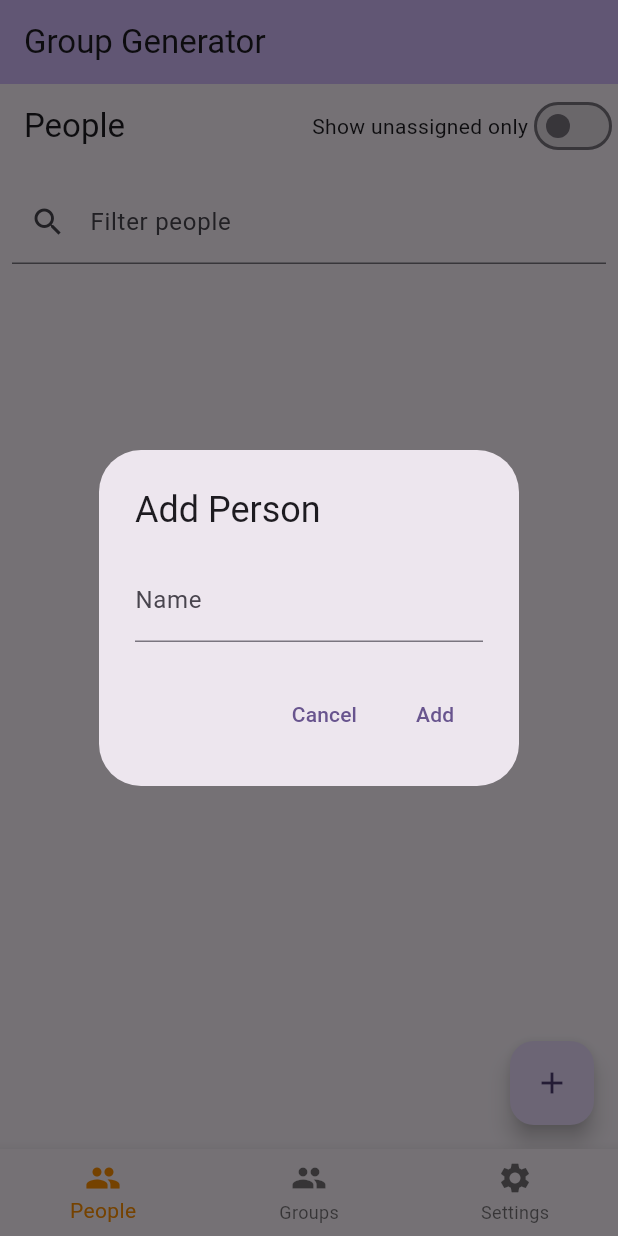
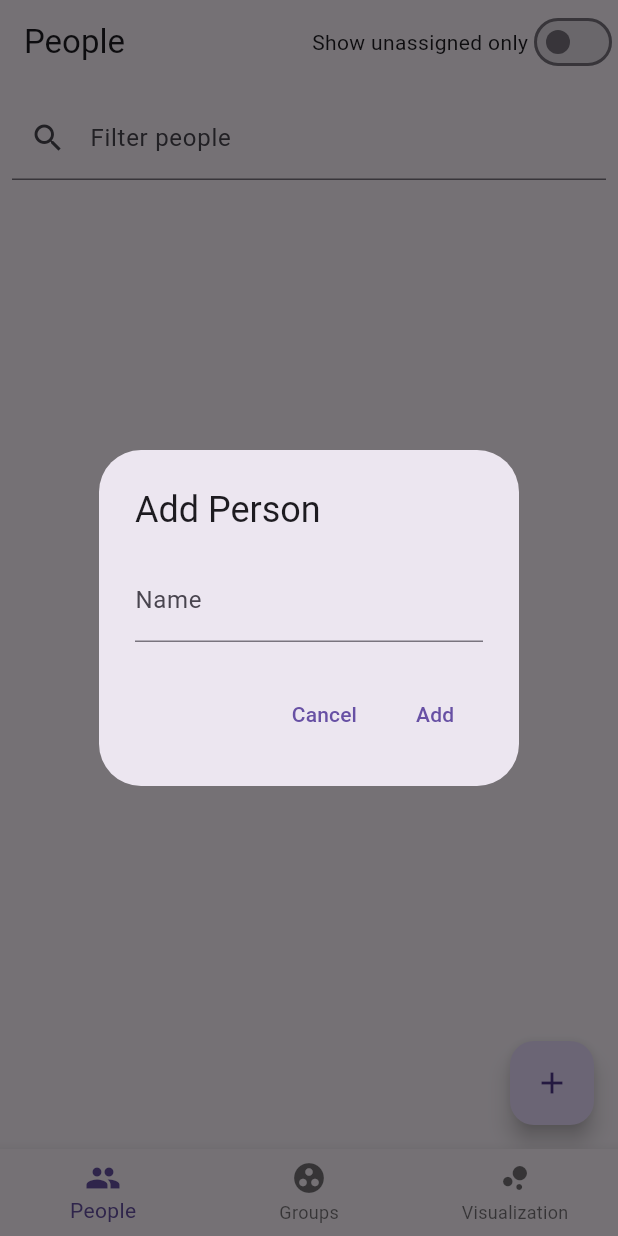
Before and after one commit to KevinNordenhog/Flutterbutter, a Flutter app: the screen it shows after launch, after a tap on the "add" icon, on a phone screen of 412 x 824 dp. Run offline on Flutter 3.47's test engine with Material 3 defaults, Android fonts, the phone set to English and light mode, and no system bars; our stand-ins replace sqflite; accounts and stored records are empty.

Commit message:
added GroupVisualizationPage

```diff
--- a/flutter_application/lib/main.dart
+++ b/flutter_application/lib/main.dart
@@ -1,44 +1,42 @@
 import 'package:flutter/material.dart';
-import 'pages/people_page.dart';
-import 'pages/groups_page.dart';
-import 'pages/settings_page.dart';
+import 'package:flutter_application/pages/people_page.dart';
+import 'package:flutter_application/pages/groups_page.dart';
+import 'package:flutter_application/pages/group_visualization_page.dart';
 
 void main() {
   runApp(const MyApp());
 }
 
 class MyApp extends StatelessWidget {
-  const MyApp({super.key});
+  const MyApp({Key? key}) : super(key: key);
 
   @override
   Widget build(BuildContext context) {
     return MaterialApp(
-      title: 'Group Generator',
+      title: 'Group Manager',
       theme: ThemeData(
-        colorScheme: ColorScheme.fromSeed(seedColor: Colors.deepPurple),
-        useMaterial3: true,
+        primarySwatch: Colors.blue,
+        visualDensity: VisualDensity.adaptivePlatformDensity,
       ),
-      home: const MyHomePage(title: 'Group Generator'),
+      home: const MainPage(),
     );
   }
 }
 
-class MyHomePage extends StatefulWidget {
-  const MyHomePage({super.key, required this.title});
-
-  final String title;
+class MainPage extends StatefulWidget {
+  const MainPage({Key? key}) : super(key: key);
 
   @override
-  State<MyHomePage> createState() => _MyHomePageState();
+  _MainPageState createState() => _MainPageState();
 }
 
-class _MyHomePageState extends State<MyHomePage> {
+class _MainPageState extends State<MainPage> {
   int _selectedIndex = 0;
 
-  static final List<Widget> _widgetOptions = <Widget>[
+  final List<Widget> _pages = [
     const PeoplePage(),
     const GroupsPage(),
-    const SettingsPage(),
+    const GroupVisualizationPage(),
   ];
 
   void _onItemTapped(int index) {
@@ -50,12 +48,9 @@ class _MyHomePageState extends State<MyHomePage> {
   @override
   Widget build(BuildContext context) {
     return Scaffold(
-      appBar: AppBar(
-        backgroundColor: Theme.of(context).colorScheme.inversePrimary,
-        title: Text(widget.title),
-      ),
-      body: Center(
-        child: _widgetOptions.elementAt(_selectedIndex),
+      body: IndexedStack(
+        index: _selectedIndex,
+        children: _pages,
       ),
       bottomNavigationBar: BottomNavigationBar(
         items: const <BottomNavigationBarItem>[
@@ -64,16 +59,15 @@ class _MyHomePageState extends State<MyHomePage> {
             label: 'People',
           ),
           BottomNavigationBarItem(
-            icon: Icon(Icons.group),
+            icon: Icon(Icons.group_work),
             label: 'Groups',
           ),
           BottomNavigationBarItem(
-            icon: Icon(Icons.settings),
-            label: 'Settings',
+            icon: Icon(Icons.bubble_chart),
+            label: 'Visualization',
           ),
         ],
         currentIndex: _selectedIndex,
-        selectedItemColor: Colors.amber[800],
         onTap: _onItemTapped,
       ),
     );
--- /dev/null
+++ b/flutter_application/lib/pages/group_visualization_page.dart
@@ -0,0 +1,156 @@
+import 'package:flutter/material.dart';
+import 'package:flutter_application/models/person.dart';
+import 'package:flutter_application/pages/groups_page.dart';
+import 'package:flutter_application/services/group_service.dart';
+
+class GroupVisualizationPage extends StatefulWidget {
+  const GroupVisualizationPage({Key? key}) : super(key: key);
+
+  @override
+  _GroupVisualizationPageState createState() => _GroupVisualizationPageState();
+}
+
+class GroupNode {
+  final Group group;
+  final List<Person> members;
+  final List<GroupNode> subGroups;
+
+  GroupNode({
+    required this.group,
+    required this.members,
+    required this.subGroups,
+  });
+}
+
+class _GroupVisualizationPageState extends State<GroupVisualizationPage> {
+  late GroupService _groupService;
+  List<GroupNode> _groupNodes = [];
+  bool _isLoading = true;
+
+  @override
+  void initState() {
+    super.initState();
+    _initService();
+  }
+
+  Future<void> _initService() async {
+    _groupService = await GroupService.getInstance();
+    await _loadGroupHierarchy();
+    setState(() {
+      _isLoading = false;
+    });
+  }
+
+  Future<GroupNode> _buildGroupNode(Group group) async {
+    final members = await _groupService.getPersonsInGroup(group.id!);
+    final subGroups = await _groupService.getGroups(parentId: group.id);
+    final subNodes = await Future.wait(
+      subGroups.map((subGroup) => _buildGroupNode(subGroup)),
+    );
+    return GroupNode(
+      group: group,
+      members: members,
+      subGroups: subNodes,
+    );
+  }
+
+  Future<void> _loadGroupHierarchy() async {
+    final rootGroups = await _groupService.getGroups();
+    final nodes = await Future.wait(
+      rootGroups.map((group) => _buildGroupNode(group)),
+    );
+    setState(() {
+      _groupNodes = nodes;
+    });
+  }
+
+  Widget _buildGroupCard(GroupNode node, {double indent = 0}) {
+    return Padding(
+      padding: EdgeInsets.only(left: indent),
+      child: Card(
+        margin: const EdgeInsets.symmetric(horizontal: 8.0, vertical: 4.0),
+        child: ExpansionTile(
+          initiallyExpanded: indent == 0,
+          title: Text(
+            node.group.name,
+            style: const TextStyle(fontWeight: FontWeight.bold),
+          ),
+          subtitle: Text('${node.members.length} members'),
+          children: [
+            if (node.members.isNotEmpty)
+              Padding(
+                padding: const EdgeInsets.all(8.0),
+                child: Column(
+                  crossAxisAlignment: CrossAxisAlignment.start,
+                  children: [
+                    const Text(
+                      'Members:',
+                      style: TextStyle(
+                        fontWeight: FontWeight.bold,
+                        fontSize: 16,
+                      ),
+                    ),
+                    const SizedBox(height: 8),
+                    Wrap(
+                      spacing: 8,
+                      runSpacing: 4,
+                      children: node.members.map((person) {
+                        return Chip(
+                          avatar: const Icon(Icons.person, size: 16),
+                          label: Text(person.name),
+                          backgroundColor: Theme.of(context)
+                              .colorScheme
+                              .primary
+                              .withOpacity(0.1),
+                        );
+                      }).toList(),
+                    ),
+                  ],
+                ),
+              ),
+            if (node.subGroups.isNotEmpty) ...[
+              const Divider(),
+              const Padding(
+                padding: EdgeInsets.all(8.0),
+                child: Text(
+                  'Sub-groups:',
+                  style: TextStyle(
+                    fontWeight: FontWeight.bold,
+                    fontSize: 16,
+                  ),
+                ),
+              ),
+              ...node.subGroups.map((subNode) => _buildGroupCard(
+                    subNode,
+                    indent: indent + 16,
+                  )),
+            ],
+          ],
+        ),
+      ),
+    );
+  }
+
+  @override
+  Widget build(BuildContext context) {
+    if (_isLoading) {
+      return const Scaffold(
+        body: Center(
+          child: CircularProgressIndicator(),
+        ),
+      );
+    }
+
+    return Scaffold(
+      appBar: AppBar(
+        title: const Text('Group Visualization'),
+      ),
+      body: _groupNodes.isEmpty
+          ? const Center(child: Text('No groups to visualize'))
+          : ListView(
+              children:
+                  _groupNodes.map((node) => _buildGroupCard(node)).toList(),
+            ),
+    );
+  }
+}
--- a/flutter_application/lib/pages/groups_page.dart
+++ b/flutter_application/lib/pages/groups_page.dart
@@ -319,6 +319,9 @@ class _GroupsPageState extends State<GroupsPage> {
   @override
   Widget build(BuildContext context) {
     return Scaffold(
+      appBar: AppBar(
+        title: const Text('Groups'),
+      ),
       body: Column(
         children: [
           _buildStatsCard(),
```
